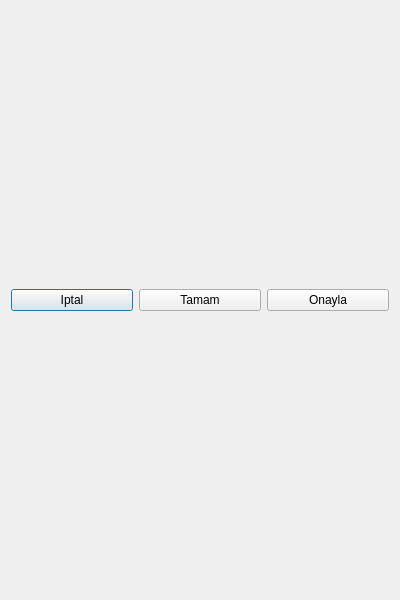
Above: view/preferences.ui from mustafagumustas/StockManager before the change. Below: the same form after it.
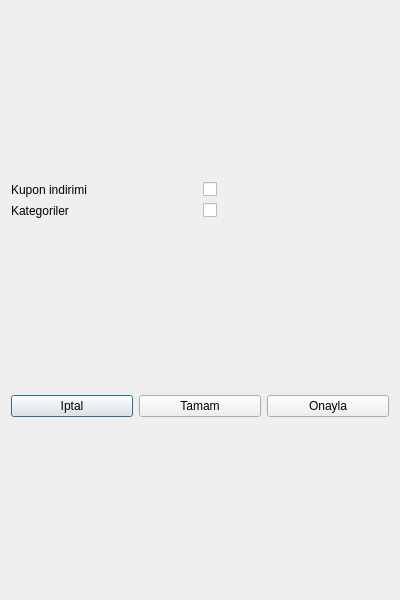
That is the form after the change.

```diff
--- a/view/preferences.ui
+++ b/view/preferences.ui
@@ -21,7 +21,44 @@
   </property>
   <layout class="QGridLayout" name="gridLayout">
    <item row="0" column="0">
-    <layout class="QVBoxLayout" name="tercihler_layout"/>
+    <layout class="QVBoxLayout" name="tercihler_layout">
+     <item>
+      <layout class="QHBoxLayout" name="horizontalLayout_8">
+       <item>
+        <widget class="QLabel" name="label_6">
+         <property name="text">
+          <string>Kupon indirimi</string>
+         </property>
+        </widget>
+       </item>
+       <item>
+        <widget class="QCheckBox" name="kupon_indirimi_checkbox">
+         <property name="text">
+          <string/>
+         </property>
+        </widget>
+       </item>
+      </layout>
+     </item>
+     <item>
+      <layout class="QHBoxLayout" name="horizontalLayout_9">
+       <item>
+        <widget class="QLabel" name="label_7">
+         <property name="text">
+          <string>Kategoriler</string>
+         </property>
+        </widget>
+       </item>
+       <item>
+        <widget class="QCheckBox" name="kategori_checkbox">
+         <property name="text">
+          <string/>
+         </property>
+        </widget>
+       </item>
+      </layout>
+     </item>
+    </layout>
    </item>
    <item row="1" column="0">
     <layout class="QHBoxLayout" name="horizontalLayout">
```
